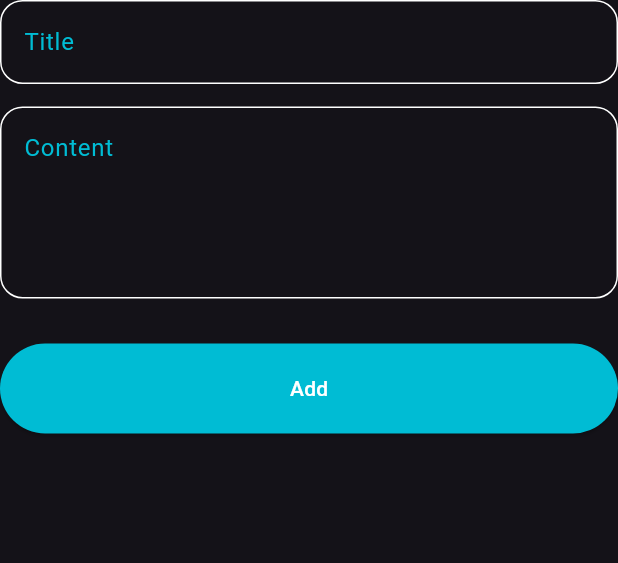
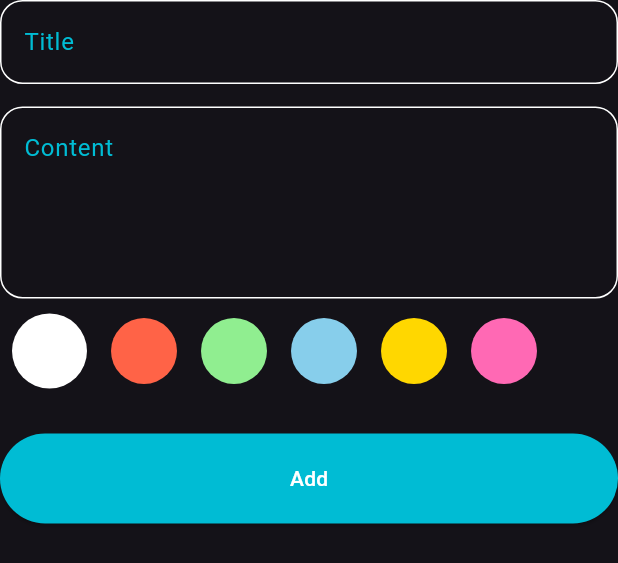
Before and after one commit to Selim513/Note_App, a Flutter app: the CustomFormAddNote widget shown alone on an empty page, opened directly, on a phone screen of 412 x 824 dp. Shown: the top 563 px of the screen. Run offline on Flutter 3.47's test engine with Material 3 defaults, Android fonts, the phone set to English and light mode, and no system bars; our stand-ins replace flutter_bloc, gap, hive, hive_flutter; accounts and stored records are empty.

Commit message:
add edit color to edit view and finish the app

```diff
--- a/lib/cubit/add_note_cubit/add_note_cubit.dart
+++ b/lib/cubit/add_note_cubit/add_note_cubit.dart
@@ -1,3 +1,4 @@
+import 'package:flutter/material.dart';
 import 'package:flutter_bloc/flutter_bloc.dart';
 import 'package:hive/hive.dart';
 import 'package:note_app/cubit/add_note_cubit/add_note_state.dart';
@@ -6,7 +7,9 @@ import 'package:note_app/model/note_model.dart';
 
 class AddNoteCubit extends Cubit<AddNoteState> {
   AddNoteCubit() : super(AddNoteInitial());
+  Color color = const Color(0xff87CEEB);
   addNote(NoteModel note) async {
+    note.color = color.value;
     emit(AddNoteLoadingState());
     try {
       var noteBox = Hive.box<NoteModel>(kBoxName);
--- a/lib/cubit/notes_cubit/note_cubit.dart
+++ b/lib/cubit/notes_cubit/note_cubit.dart
@@ -1,3 +1,4 @@
+import 'package:flutter/rendering.dart';
 import 'package:flutter_bloc/flutter_bloc.dart';
 import 'package:hive_flutter/adapters.dart';
 import 'package:note_app/cubit/notes_cubit/notes_state.dart';
@@ -7,6 +8,7 @@ import 'package:note_app/model/note_model.dart';
 class NotesCubit extends Cubit<NotesState> {
   NotesCubit() : super(NotesInitialState());
   List<NoteModel>? notes;
+
   fetchData() {
     var noteBox = Hive.box<NoteModel>(kBoxName);
     notes = noteBox.values.toList();
--- a/lib/cubit/notes_cubit/notes_state.dart
+++ b/lib/cubit/notes_cubit/notes_state.dart
@@ -1,4 +1,4 @@
-import 'package:note_app/model/note_model.dart';
+
 
 class NotesState {}
 
--- a/lib/widgets/custom_Form_Add_Note.dart
+++ b/lib/widgets/custom_Form_Add_Note.dart
@@ -5,6 +5,7 @@ import 'package:note_app/cubit/add_note_cubit/add_note_cubit.dart';
 import 'package:note_app/cubit/add_note_cubit/add_note_state.dart';
 import 'package:note_app/model/note_model.dart';
 import 'package:note_app/widgets/custom_button.dart';
+import 'package:note_app/widgets/custom_listview_colors.dart';
 import 'package:note_app/widgets/custom_textFormField.dart';
 
 class CustomFormAddNote extends StatefulWidget {
@@ -36,6 +37,10 @@ class _CustomFormAddNoteState extends State<CustomFormAddNote> {
             controller: contentController,
             maxLines: 4,
           ),
+          const Gap(10),
+          const ListViewColorsPick(
+
+          ),
           const Gap(30),
           BlocBuilder<AddNoteCubit, AddNoteState>(
             builder: (context, state) {
--- a/lib/widgets/custom_Listview_note_container.dart
+++ b/lib/widgets/custom_Listview_note_container.dart
@@ -16,6 +16,7 @@ class CustomListViewContainer extends StatelessWidget {
 
   @override
   Widget build(BuildContext context) {
+
     return GestureDetector(
       onTap: () {
         Navigator.push(
--- /dev/null
+++ b/lib/widgets/custom_listview_colors.dart
@@ -0,0 +1,76 @@
+import 'package:flutter/material.dart';
+import 'package:flutter_bloc/flutter_bloc.dart';
+import 'package:note_app/cubit/add_note_cubit/add_note_cubit.dart';
+
+class ListViewColorsPick extends StatefulWidget {
+  const ListViewColorsPick({
+    super.key,
+  });
+
+  @override
+  State<ListViewColorsPick> createState() => _ListViewColorsPickState();
+}
+
+class _ListViewColorsPickState extends State<ListViewColorsPick> {
+  List<Color> colors = [
+    const Color(0xffFFFFFF),
+    const Color(0xffFF6347),
+    const Color(0xff90EE90),
+    const Color(0xff87CEEB),
+    const Color(0xffFFD700),
+    const Color(0xffFF69B4),
+  ];
+  int currentIndex = 0;
+  @override
+  Widget build(BuildContext context) {
+    return SizedBox(
+      height: 25 * 2,
+      child: ListView.builder(
+        scrollDirection: Axis.horizontal,
+        itemCount: colors.length,
+        itemBuilder: (context, index) {
+          return Padding(
+            padding: const EdgeInsets.symmetric(horizontal: 8),
+            child: GestureDetector(
+              onTap: () {
+                currentIndex = index;
+                BlocProvider.of<AddNoteCubit>(context).color = colors[index];
+                setState(() {});
+              },
+              child: CustomCircleAvatarPickColors(
+                isSelected: currentIndex == index,
+                color: colors[index],
+              ),
+            ),
+          );
+        },
+      ),
+    );
+  }
+}
+
+class CustomCircleAvatarPickColors extends StatelessWidget {
+  const CustomCircleAvatarPickColors({
+    super.key,
+    required this.isSelected,
+    required this.color,
+  });
+  final bool isSelected;
+  final Color color;
+  @override
+  Widget build(BuildContext context) {
+    return isSelected
+        ? CircleAvatar(
+            radius: 25,
+            backgroundColor: Colors.white,
+            child: CircleAvatar(
+              radius: 22,
+              backgroundColor: color,
+            ),
+          )
+        : CircleAvatar(
+            radius: 22,
+            backgroundColor: color,
+          );
+  }
+}
```
Also changed, not shown: lib/edit_note.dart (+40 -1 lines), lib/widgets/custom_selected_color_edit_view.dart (added, +33 -0 lines).
